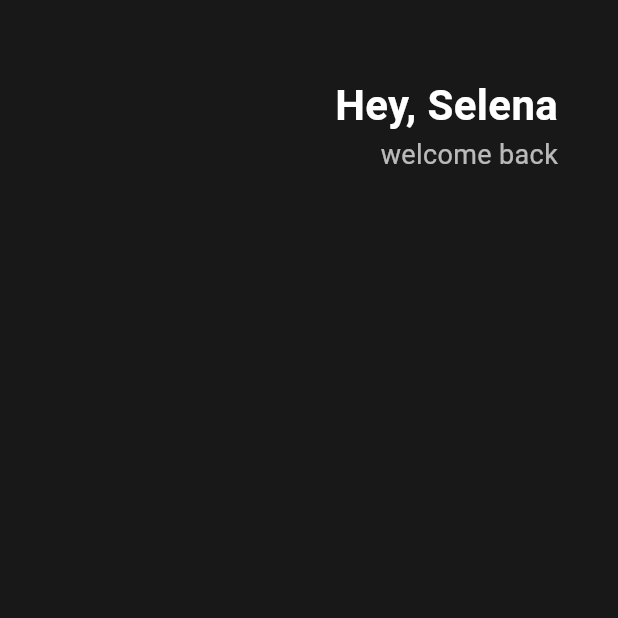
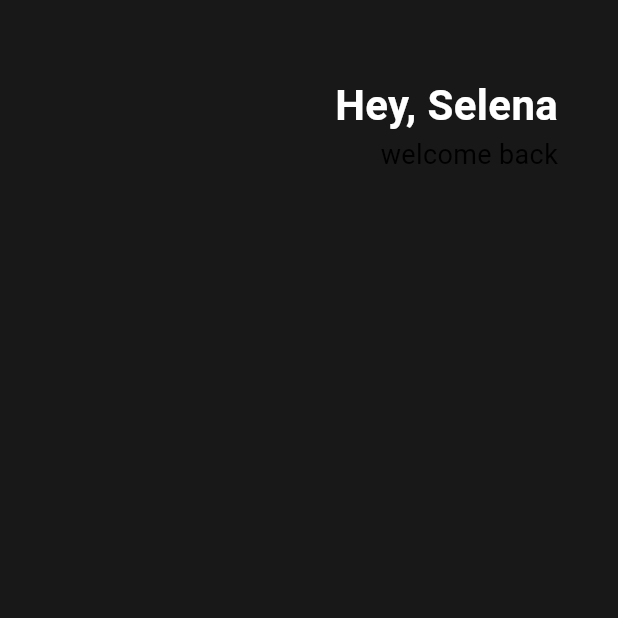
Before and after one commit to jj-jh/clone_webtoon, a Flutter app: the screen it shows after launch, on a phone screen of 412 x 824 dp, the top half of it. Run offline on Flutter 3.47's test engine with Material 3 defaults, Android fonts, the phone set to English and light mode, and no system bars.

Commit message:
change color

```diff
--- a/Study_Flutter/flutter_application_1/lib/main.dart
+++ b/Study_Flutter/flutter_application_1/lib/main.dart
@@ -34,7 +34,7 @@ class App extends StatelessWidget {
                       Text(
                         'welcome back',
                         style: TextStyle(
-                          color: Colors.white.withOpacity(0.7),
+                          color: Colors.black,
                           fontSize: 18,
                         ),
                       ),
```
